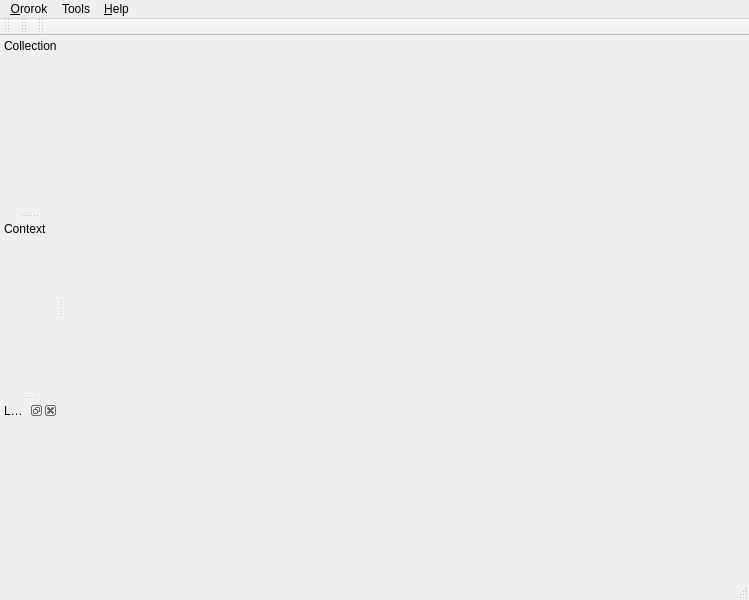
Qt form src/mainwindow.ui (sigsergv/ororok) before a commit.
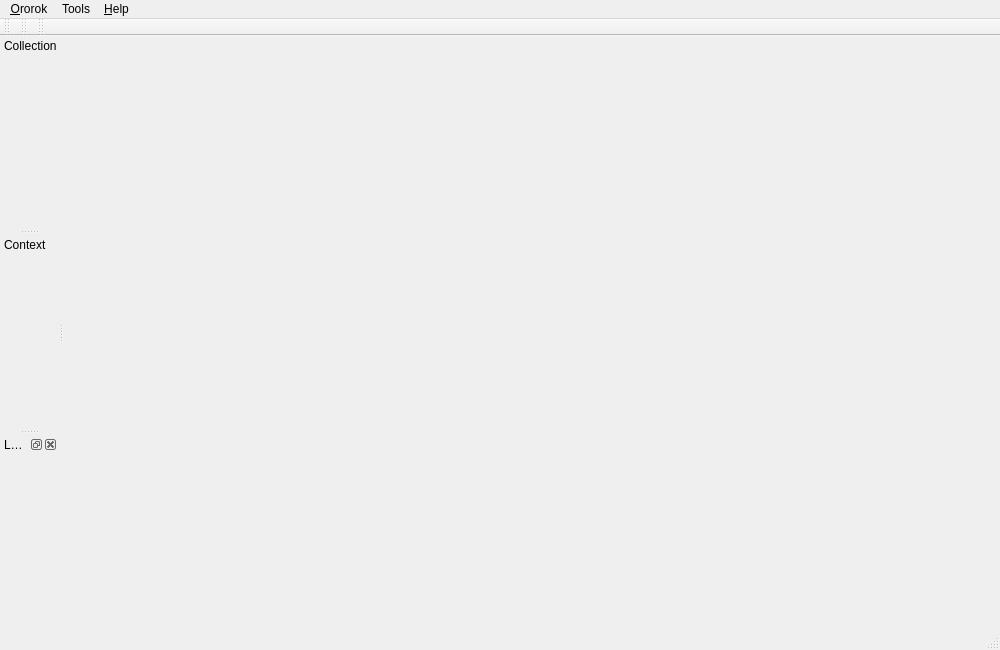
The same form after that commit. Icons and pictures are not drawn.

Commit message: Fixed default layout on first launch.

Diff of the .ui file:
```diff
--- a/src/mainwindow.ui
+++ b/src/mainwindow.ui
@@ -6,8 +6,8 @@
    <rect>
     <x>0</x>
     <y>0</y>
-    <width>749</width>
-    <height>600</height>
+    <width>1000</width>
+    <height>650</height>
    </rect>
   </property>
   <property name="windowTitle">
@@ -25,8 +25,8 @@
     <rect>
      <x>0</x>
      <y>0</y>
-     <width>749</width>
-     <height>23</height>
+     <width>1000</width>
+     <height>21</height>
     </rect>
    </property>
    <widget class="QMenu" name="menuOrorok">
@@ -56,6 +56,12 @@
   </widget>
   <widget class="QStatusBar" name="statusbar"/>
   <widget class="QDockWidget" name="collectionDock">
+   <property name="maximumSize">
+    <size>
+     <width>524287</width>
+     <height>303</height>
+    </size>
+   </property>
    <property name="features">
     <set>QDockWidget::DockWidgetMovable</set>
    </property>
```
Left out of the diff: 2 changed lines with no effect on the pictures. The commit also changes 4 other files.
